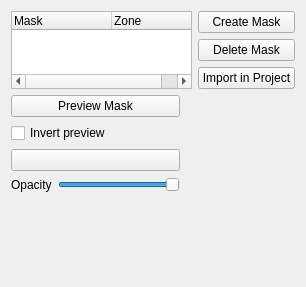
This is src/ui/maskmanage_ui.ui in KDE/kdenlive as Qt 5 draws it before an edit. The edited form follows.
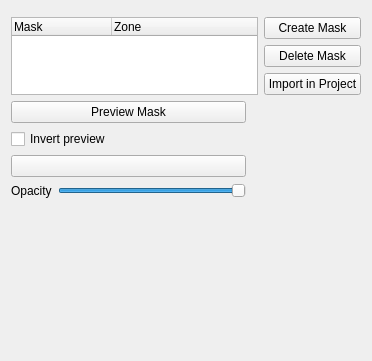
This is the edited form. Custom widgets are drawn as their Qt base class.

Diff of the .ui file:
```diff
--- a/src/ui/maskmanage_ui.ui
+++ b/src/ui/maskmanage_ui.ui
@@ -10,45 +10,15 @@
    <rect>
     <x>0</x>
     <y>0</y>
-    <width>306</width>
-    <height>287</height>
+    <width>372</width>
+    <height>361</height>
    </rect>
   </property>
   <property name="windowTitle">
    <string>Form</string>
   </property>
   <layout class="QGridLayout" name="gridLayout">
-   <item row="9" column="0">
-    <spacer name="verticalSpacer">
-     <property name="orientation">
-      <enum>Qt::Orientation::Vertical</enum>
-     </property>
-     <property name="sizeHint" stdset="0">
-      <size>
-       <width>20</width>
-       <height>40</height>
-      </size>
-     </property>
-    </spacer>
-   </item>
-   <item row="4" column="0">
-    <widget class="QPushButton" name="buttonPreview">
-     <property name="text">
-      <string>Preview Mask</string>
-     </property>
-     <property name="checkable">
-      <bool>true</bool>
-     </property>
-    </widget>
-   </item>
-   <item row="2" column="3">
-    <widget class="QPushButton" name="pushButton">
-     <property name="text">
-      <string>Import in Project</string>
-     </property>
-    </widget>
-   </item>
-   <item row="7" column="0">
+   <item row="8" column="0">
     <layout class="QHBoxLayout" name="horizontalLayout">
      <item>
       <widget class="QLabel" name="label">
@@ -72,45 +42,7 @@
      </item>
     </layout>
    </item>
-   <item row="0" column="3">
-    <widget class="QPushButton" name="buttonAdd">
-     <property name="text">
-      <string>Create Mask</string>
-     </property>
-    </widget>
-   </item>
-   <item row="5" column="0">
-    <widget class="QCheckBox" name="invertPreview">
-     <property name="text">
-      <string>Invert preview</string>
-     </property>
-    </widget>
-   </item>
-   <item row="0" column="0" rowspan="3" colspan="3">
-    <widget class="QTreeWidget" name="maskTree">
-     <column>
-      <property name="text">
-       <string>Mask</string>
-      </property>
-     </column>
-     <column>
-      <property name="text">
-       <string>Zone</string>
-      </property>
-     </column>
-    </widget>
-   </item>
-   <item row="1" column="3">
-    <widget class="QPushButton" name="buttonDelete">
-     <property name="text">
-      <string>Delete Mask</string>
-     </property>
-    </widget>
-   </item>
-   <item row="6" column="0">
-    <widget class="KColorButton" name="maskColor"/>
-   </item>
-   <item row="4" column="2" rowspan="5" colspan="2">
+   <item row="5" column="2" rowspan="5" colspan="2">
     <widget class="QLabel" name="thumbPreview">
      <property name="sizePolicy">
       <sizepolicy hsizetype="MinimumExpanding" vsizetype="MinimumExpanding">
@@ -126,6 +58,81 @@
      </property>
     </widget>
    </item>
+   <item row="7" column="0">
+    <widget class="KColorButton" name="maskColor"/>
+   </item>
+   <item row="5" column="0">
+    <widget class="QPushButton" name="buttonPreview">
+     <property name="text">
+      <string>Preview Mask</string>
+     </property>
+     <property name="checkable">
+      <bool>true</bool>
+     </property>
+    </widget>
+   </item>
+   <item row="3" column="3">
+    <widget class="QPushButton" name="pushButton">
+     <property name="text">
+      <string>Import in Project</string>
+     </property>
+    </widget>
+   </item>
+   <item row="6" column="0">
+    <widget class="QCheckBox" name="invertPreview">
+     <property name="text">
+      <string>Invert preview</string>
+     </property>
+    </widget>
+   </item>
+   <item row="10" column="0">
+    <spacer name="verticalSpacer">
+     <property name="orientation">
+      <enum>Qt::Orientation::Vertical</enum>
+     </property>
+     <property name="sizeHint" stdset="0">
+      <size>
+       <width>20</width>
+       <height>40</height>
+      </size>
+     </property>
+    </spacer>
+   </item>
+   <item row="1" column="3">
+    <widget class="QPushButton" name="buttonAdd">
+     <property name="text">
+      <string>Create Mask</string>
+     </property>
+    </widget>
+   </item>
+   <item row="2" column="3">
+    <widget class="QPushButton" name="buttonDelete">
+     <property name="text">
+      <string>Delete Mask</string>
+     </property>
+    </widget>
+   </item>
+   <item row="1" column="0" rowspan="3" colspan="3">
+    <widget class="QTreeWidget" name="maskTree">
+     <column>
+      <property name="text">
+       <string>Mask</string>
+      </property>
+     </column>
+     <column>
+      <property name="text">
+       <string>Zone</string>
+      </property>
+     </column>
+    </widget>
+   </item>
+   <item row="0" column="0" colspan="4">
+    <widget class="KMessageWidget" name="samStatus">
+     <property name="closeButtonVisible">
+      <bool>false</bool>
+     </property>
+    </widget>
+   </item>
   </layout>
  </widget>
  <customwidgets>
@@ -134,6 +141,12 @@
    <extends>QPushButton</extends>
    <header>kcolorbutton.h</header>
   </customwidget>
+  <customwidget>
+   <class>KMessageWidget</class>
+   <extends>QFrame</extends>
+   <header>kmessagewidget.h</header>
+   <container>1</container>
+  </customwidget>
  </customwidgets>
  <resources/>
  <connections/>
```
